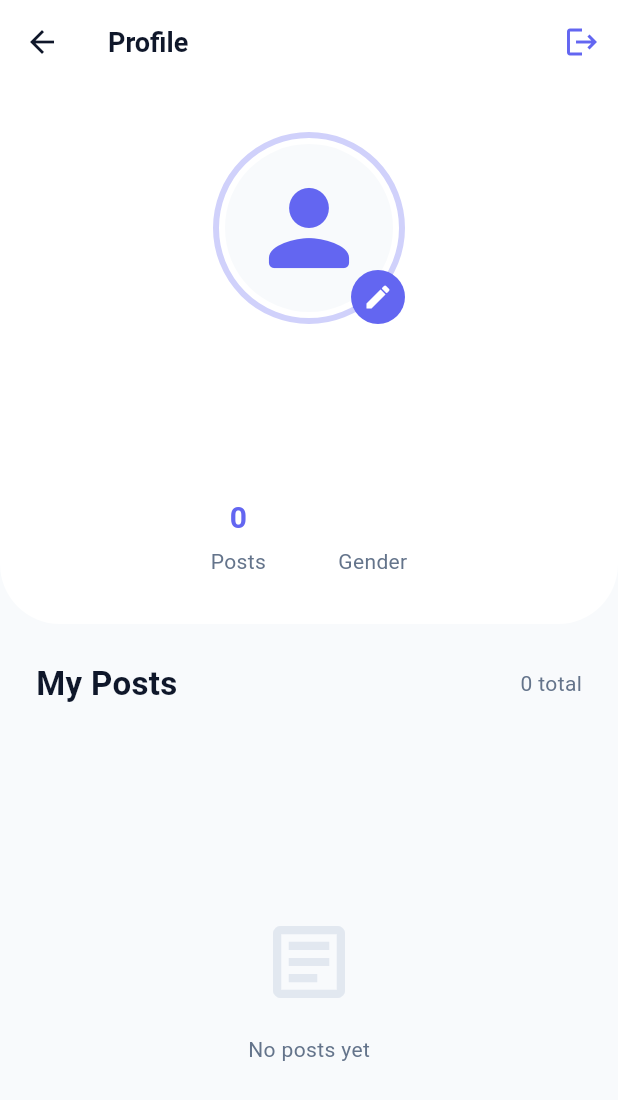
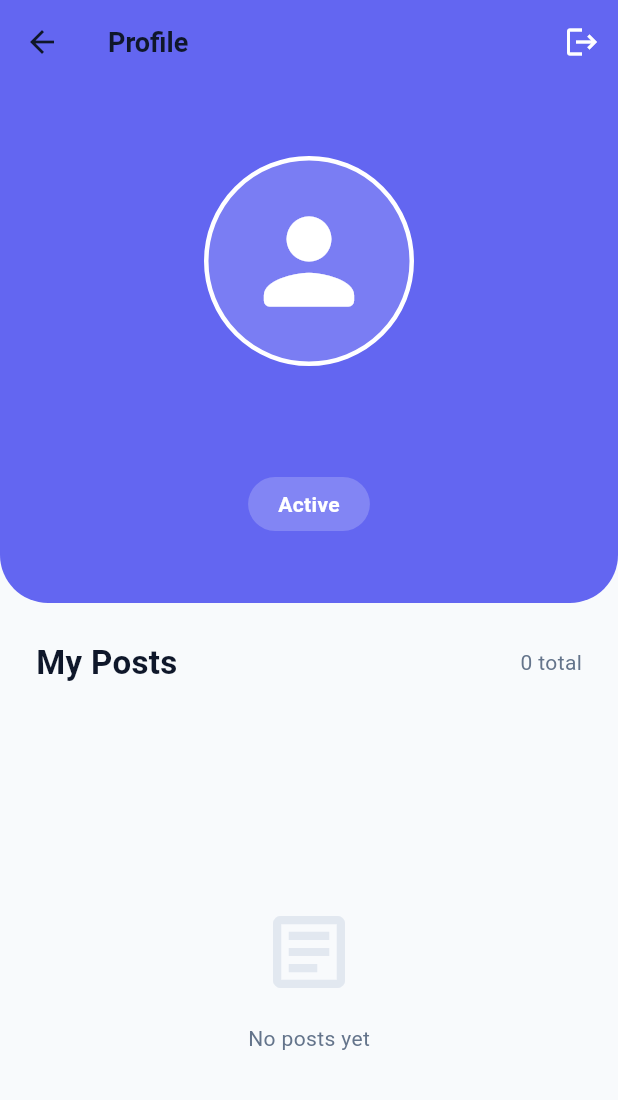
Before and after one commit to Amen252/Devblog-Mobile-App, a Flutter app: the ProfileScreen screen opened directly, on a phone screen of 412 x 824 dp. Shown: the top 1100 px of the screen. Run offline on Flutter 3.47's test engine with Material 3 defaults, Android fonts, the phone set to English and light mode, and no system bars; our stand-ins replace shared_preferences; accounts and stored records are empty; network calls fail.

Commit message:
Final Polish: Removed all cartoon avatars and updated Profile UI to match requested premium look

```diff
--- a/app/lib/screens/profile_screen.dart
+++ b/app/lib/screens/profile_screen.dart
@@ -67,10 +67,12 @@ class _ProfileScreenState extends State<ProfileScreen> {
       backgroundColor: AppTheme.backgroundColor,
       appBar: AppBar(
         title: const Text('Profile'),
+        backgroundColor: AppTheme.primaryColor,
+        foregroundColor: Colors.white,
+        elevation: 0,
         actions: [
           IconButton(
-            // Logout icon-ka ayaa hadda isticmaalaya primaryColor
-            icon: const Icon(Icons.logout, color: AppTheme.primaryColor),
+            icon: const Icon(Icons.logout, color: Colors.white),
             onPressed: () => auth.logout(),
           ),
         ],
@@ -80,64 +82,61 @@ class _ProfileScreenState extends State<ProfileScreen> {
           SliverToBoxAdapter(
             child: Container(
               width: double.infinity,
-              padding: const EdgeInsets.all(32),
+              padding: const EdgeInsets.symmetric(vertical: 48, horizontal: 24),
               decoration: const BoxDecoration(
-                color: AppTheme.surfaceColor,
+                color: AppTheme.primaryColor,
                 borderRadius: BorderRadius.only(
-                  bottomLeft: Radius.circular(40),
-                  bottomRight: Radius.circular(40),
+                  bottomLeft: Radius.circular(32),
+                  bottomRight: Radius.circular(32),
                 ),
               ),
               child: Column(
                 children: [
-                  Stack(
-                    children: [
+                  // Profile Icon Circle
                   Container(
-                        padding: const EdgeInsets.all(4),
+                    width: 140,
+                    height: 140,
                     decoration: BoxDecoration(
+                      color: Colors.white.withOpacity(0.15),
                       shape: BoxShape.circle,
-                          border: Border.all(
-                            color: AppTheme.primaryColor.withOpacity(0.3),
-                            width: 4,
+                      border: Border.all(color: Colors.white, width: 3),
                     ),
-                        ),
-                        child: Container(
-                          width: 112,
-                          height: 112,
-                          decoration: const BoxDecoration(
-                            color: AppTheme.backgroundColor,
-                            shape: BoxShape.circle,
-                          ),
-                          child: const Icon(
+                    child: const Center(
+                      child: Icon(
                         Icons.person_rounded,
-                            size: 80,
-                            color: AppTheme.primaryColor,
+                        size: 90,
+                        color: Colors.white,
                       ),
                     ),
                   ),
-                      if (!_isEditing)
-                        Positioned(
-                          bottom: 0,
-                          right: 0,
-                          child: InkWell(
-                            onTap: () => setState(() => _isEditing = true),
-                            child: Container(
-                              padding: const EdgeInsets.all(8),
-                              decoration: const BoxDecoration(
-                                color: AppTheme.primaryColor,
-                                shape: BoxShape.circle,
+                  const SizedBox(height: 24),
+                  // User Name
+                  Text(
+                    user?.name ?? 'Guest User',
+                    textAlign: TextAlign.center,
+                    style: const TextStyle(
+                      fontSize: 26,
+                      fontWeight: FontWeight.bold,
+                      color: Colors.white,
                     ),
-                              child: const Icon(Icons.edit, color: Colors.white, size: 20),
+                  ),
+                  const SizedBox(height: 12),
+                  // Active Badge
+                  Container(
+                    padding: const EdgeInsets.symmetric(horizontal: 20, vertical: 8),
+                    decoration: BoxDecoration(
+                      color: Colors.white.withOpacity(0.2),
+                      borderRadius: BorderRadius.circular(20),
+                    ),
+                    child: const Text(
+                      'Active',
+                      style: TextStyle(
+                        color: Colors.white,
+                        fontWeight: FontWeight.w600,
+                        fontSize: 14,
                       ),
                     ),
                   ),
-                    ],
-                  ),
-                  const SizedBox(height: 24),
-                  if (_isEditing)
-                    _buildEditForm(auth.isLoading)
-                  else
-                    _buildProfileInfo(user, userPosts.length),
                 ],
               ),
             ),
```
Lines whose indentation alone changed are shown as unchanged.
